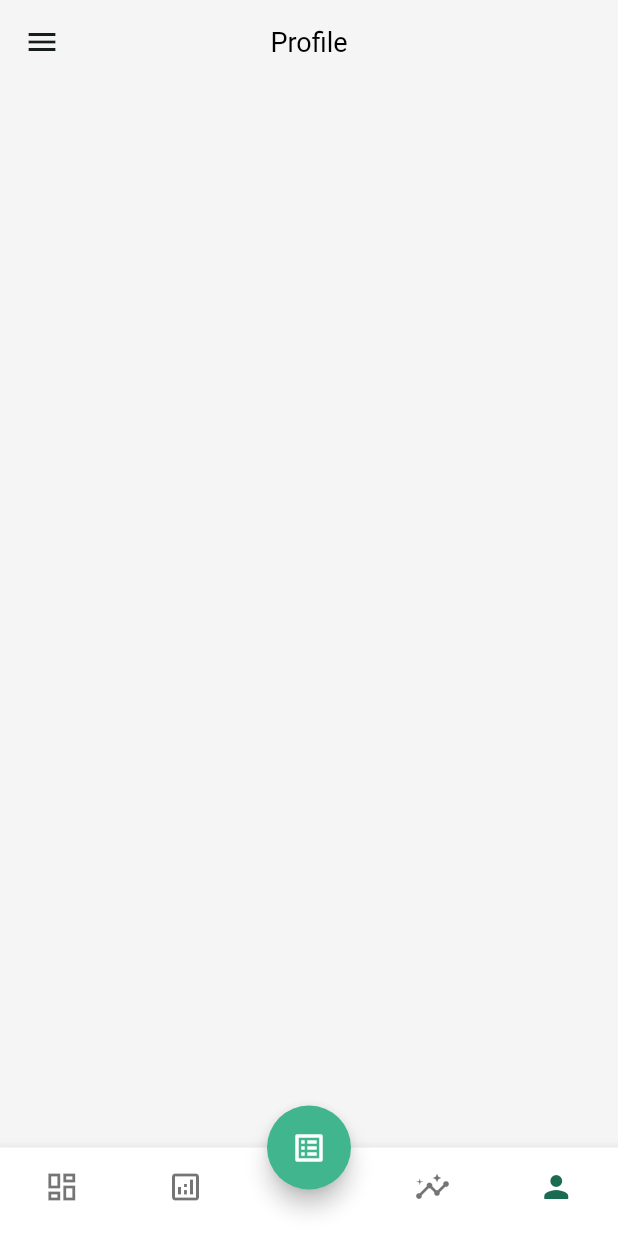
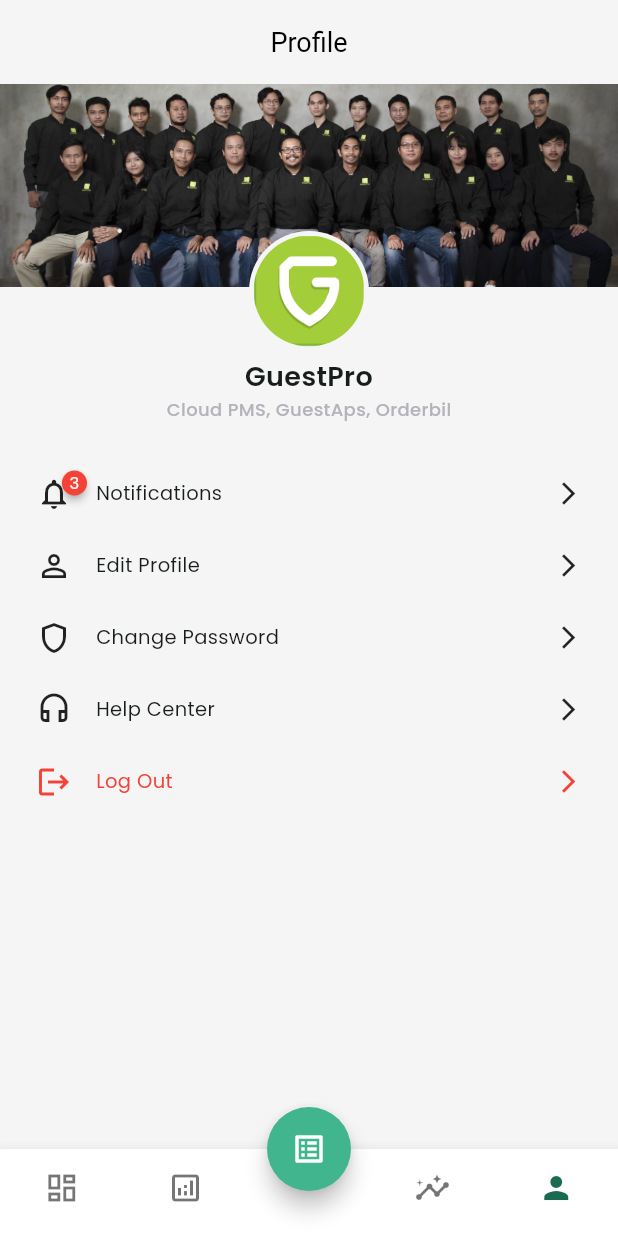
Before and after one commit to themaxsteel/insight_report_flutter, a Flutter app: the screen it shows after launch, item 5 of the bottom bar chosen, on a phone screen of 412 x 824 dp. Run offline on Flutter 3.47's test engine with Material 2 defaults, Android fonts, the phone set to English and light mode, and no system bars; drawn by our look-alikes of badges; our stand-ins replace bloc, equatable, flutter_bloc, google_fonts, syncfusion_flutter_charts, syncfusion_flutter_gauges; missing offline and left inert: flutter_web_frame.

Commit message:
adding profile screen and poppins fonts

```diff
--- a/lib/screen/dashboard/components/website_purchase_chart.dart
+++ b/lib/screen/dashboard/components/website_purchase_chart.dart
@@ -54,7 +54,7 @@
                     child: Column(
                       mainAxisSize: MainAxisSize.min,
                       children: [
-                        Text(DateFormat("dd MMM").format(item.x)),
+                        Text(DateFormat("dd MMM").format(item.x), style: TextStyle(fontSize: 12)),
                         const SizedBox(height: 2),
                         Container(height: 0.6, width: 50, color: Colors.black),
                         const SizedBox(height: 2),
--- a/lib/screen/insight/insight_screen.dart
+++ b/lib/screen/insight/insight_screen.dart
@@ -1,5 +1,5 @@
 import 'package:flutter/material.dart';
-import 'package:insight_report/screen_component/custom_dropdown_button.dart';
+import 'package:insight_report/widgets/custom_dropdown_button.dart';
 import 'package:insight_report/utils/app_theme.dart';
 import 'package:intl/intl.dart';
 import 'package:syncfusion_flutter_charts/charts.dart';
--- a/lib/screen/main/main_screen.dart
+++ b/lib/screen/main/main_screen.dart
@@ -14,14 +14,14 @@
       return Scaffold(
         backgroundColor: Colors.grey[100],
         appBar: state.getAppBar(context),
-        drawer: const Drawer(
-          child: DrawerHeader(
-            curve: Curves.bounceIn,
-            child: Text(
-              "Insight Report",
-            ),
-          ),
-        ),
+        // drawer: const Drawer(
+        //   child: DrawerHeader(
+        //     curve: Curves.bounceIn,
+        //     child: Text(
+        //       "Insight Report",
+        //     ),
+        //   ),
+        // ),
         bottomNavigationBar: BottomNavigationBar(
           currentIndex: state.getIndex,
           items: [
--- a/lib/screen/profile/profile_screen.dart
+++ b/lib/screen/profile/profile_screen.dart
@@ -1,12 +1,162 @@
 import 'package:flutter/material.dart';
+
+import '../../widgets/image_popup.dart';
+import 'package:badges/badges.dart' as badge;
 
 class ProfileScreen extends StatelessWidget {
   const ProfileScreen({super.key});
 
   @override
   Widget build(BuildContext context) {
-    return ListView(
-      children: const [],
+    return Column(
+      children: [
+        const _ProfileHeader(),
+        const SizedBox(height: 24),
+        actionTile(
+          onTap: () {},
+          icon: const badge.Badge(
+            badgeContent: Text("3", style: TextStyle(color: Colors.white, fontSize: 11)),
+            child: Icon(Icons.notifications_outlined),
+          ),
+          text: "Notifications",
+        ),
+        actionTile(
+          onTap: () {},
+          icon: const Icon(Icons.person_outline),
+          text: "Edit Profile",
+        ),
+        actionTile(
+          onTap: () {},
+          icon: const Icon(Icons.shield_outlined),
+          text: "Change Password",
+        ),
+        actionTile(
+          onTap: () {},
+          icon: const Icon(Icons.headset_outlined),
+          text: "Help Center",
+        ),
+        actionTile(
+          onTap: () {},
+          icon: const Icon(Icons.logout, color: Colors.red),
+          text: "Log Out",
+          isLogout: true,
+        ),
+      ],
+    );
+  }
+
+  Widget actionTile(
+      {required void Function() onTap, required Widget icon, required String text, bool isLogout = false}) {
+    return Padding(
+      padding: const EdgeInsets.symmetric(vertical: 4),
+      child: InkWell(
+        onTap: onTap,
+        child: Padding(
+          padding: const EdgeInsets.symmetric(horizontal: 24, vertical: 8),
+          child: Row(
+            crossAxisAlignment: CrossAxisAlignment.center,
+            children: [
+              icon,
+              const SizedBox(width: 16),
+              Expanded(
+                child: Row(
+                  mainAxisAlignment: MainAxisAlignment.spaceBetween,
+                  children: [
+                    Text(text, style: TextStyle(color: isLogout ? Colors.red : null, fontSize: 13)),
+                    Icon(Icons.arrow_forward_ios, size: 18, color: isLogout ? Colors.red : null),
+                  ],
+                ),
+              ),
+            ],
+          ),
+        ),
+      ),
     );
   }
 }
+
+class _ProfileHeader extends StatelessWidget {
+  const _ProfileHeader();
+
+  @override
+  Widget build(BuildContext context) {
+    return Stack(
+      alignment: AlignmentDirectional.bottomCenter,
+      children: [
+        GestureDetector(
+          onTap: () {
+            showDialog(
+              context: context,
+              builder: (context) => const ImagePopUp(
+                imageUrl: 'assets/images/guestpro full team.jpg',
+              ),
+            );
+          },
+          child: Column(
+            children: [
+              Image.asset(
+                'assets/images/guestpro full team.jpg',
+                height: 135,
+                width: double.infinity,
+                fit: BoxFit.cover,
+              ),
+              const SizedBox(height: 90),
+            ],
+          ),
+        ),
+        Column(
+          children: [
+            GestureDetector(
+              onTap: () {
+                showDialog(
+                  context: context,
+                  builder: (context) => const ImagePopUp(
+                    imageUrl: 'assets/images/guestpro logo.png',
+                    // height: 40,
+                    width: 40,
+                  ),
+                );
+              },
+              child: Container(
+                height: 80,
+                width: 80,
+                padding: const EdgeInsets.all(3),
+                decoration: BoxDecoration(
+                  color: Colors.grey[100],
+                  shape: BoxShape.circle,
+                ),
+                child: ClipRRect(
+                  borderRadius: BorderRadius.circular(50),
+                  child: Image.asset(
+                    'assets/images/guestpro logo.png',
+                    height: 80,
+                    width: 80,
+                    fit: BoxFit.cover,
+                  ),
+                ),
+              ),
+            ),
+            const SizedBox(height: 4),
+            const Text(
+              'GuestPro',
+              overflow: TextOverflow.ellipsis,
+              textAlign: TextAlign.center,
+              style: TextStyle(
+                fontWeight: FontWeight.w600,
+                fontSize: 18,
+              ),
+            ),
+            const Text(
+              'Cloud PMS, GuestAps, Orderbil',
+              style: TextStyle(
+                color: Color(0xFFB4B3BB),
+                fontWeight: FontWeight.w500,
+                fontSize: 12,
+              ),
+            )
+          ],
+        )
+      ],
+    );
+  }
+}
--- a/lib/screen/report/components/recent_activity_widget.dart
+++ b/lib/screen/report/components/recent_activity_widget.dart
@@ -119,7 +119,7 @@
                 activity,
                 maxLines: 1,
                 overflow: TextOverflow.ellipsis,
-                style: const TextStyle(color: Colors.grey, fontSize: 13, fontWeight: FontWeight.w500),
+                style: const TextStyle(color: Colors.grey, fontSize: 12, fontWeight: FontWeight.w500),
               ),
             ],
           ),
--- a/lib/screen/report/components/total_earning_card.dart
+++ b/lib/screen/report/components/total_earning_card.dart
@@ -29,7 +29,7 @@
               ),
               Text(
                 "Rp. ${Utils.convertMoney(923724.23)}",
-                style: const TextStyle(fontWeight: FontWeight.w500, fontSize: 22),
+                style: const TextStyle(fontWeight: FontWeight.w600, fontSize: 18),
               ),
               Text(
                 "Updated today at ${Utils.clock24h(DateTime.now())}",
--- a/lib/utils/app_theme.dart
+++ b/lib/utils/app_theme.dart
@@ -1,4 +1,5 @@
 import 'package:flutter/material.dart';
+import 'package:google_fonts/google_fonts.dart';
 
 class AppTheme {
   static const Color primaryColor = Color(0xFF40b58e);
@@ -25,10 +26,12 @@
       showUnselectedLabels: false,
       type: BottomNavigationBarType.fixed,
     ),
+    fontFamily: GoogleFonts.poppins().fontFamily,
   );
 
   static final darkTheme = ThemeData(
     useMaterial3: false,
     colorSchemeSeed: const Color(0xFF000000),
+    fontFamily: GoogleFonts.poppins().fontFamily,
   );
 }
--- a/pubspec.yaml
+++ b/pubspec.yaml
@@ -42,6 +42,8 @@
   equatable: ^2.0.5
   syncfusion_flutter_gauges: ^21.2.8
   flutter_web_frame: ^0.0.3
+  google_fonts: ^5.0.0
+  badges: ^3.1.1
 
 dev_dependencies:
   flutter_test:
```
Also changed, not shown: lib/screen/dashboard/components/cost_website_chart.dart (+33 -30 lines), lib/widgets/image_popup.dart (added, +20 -0 lines), assets/images/guestpro full team.jpg (added), assets/images/ic_arrow_right.png (added), lib/widgets/custom_dropdown_button.dart (renamed from lib/screen_component/custom_dropdown_button.dart), pubspec.lock, 1 other file.
